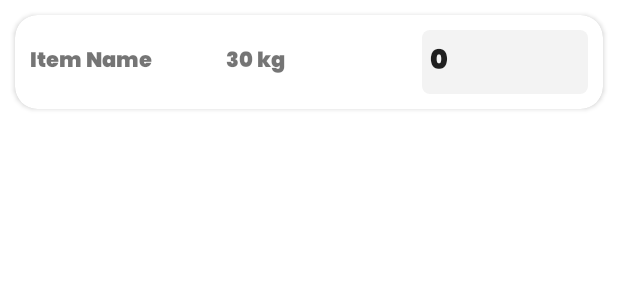
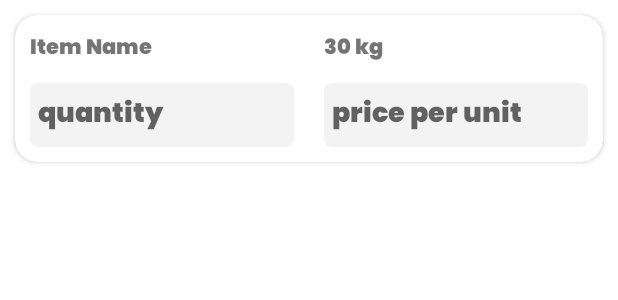
Before and after one commit to animesh288/SHG_APP, an Android app: the layout item_item.xml on its own in the app's theme, with its tools: preview values and no code run, on a phone screen of 412 x 824 dp. Shown: the top 300 px of the screen. Run offline under Robolectric (Android 15) with nearby library versions, the light colour scheme and no system bars.

Commit message:
added bidPrice

```diff
--- a/app/src/main/java/com/android/selfhelpgroup_androidapp/home/ui/HomeActivity.java
+++ b/app/src/main/java/com/android/selfhelpgroup_androidapp/home/ui/HomeActivity.java
@@ -7,6 +7,7 @@ import android.content.DialogInterface;
 import android.content.Intent;
 import android.os.Bundle;
 import android.text.method.ScrollingMovementMethod;
+import android.util.Log;
 import android.view.View;
 import android.widget.ImageView;
 import android.widget.TextView;
@@ -44,6 +45,8 @@ public class HomeActivity extends AppCompatActivity {
         initAlertDialog();
 
         initSlider();
+
+        Log.i("animesh",new SessionManager(HomeActivity.this).getToken());
 
         stock.setOnClickListener(new View.OnClickListener() {
             @Override
--- a/app/src/main/java/com/android/selfhelpgroup_androidapp/itemBid/holder/BidHolder.java
+++ b/app/src/main/java/com/android/selfhelpgroup_androidapp/itemBid/holder/BidHolder.java
@@ -14,7 +14,7 @@ import com.android.selfhelpgroup_androidapp.itemBid.listener.ItemBidListener;
 public class BidHolder extends RecyclerView.ViewHolder {
 
     public TextView itemName,itemQuantity;;
-    public EditText bidQuantity;
+    public EditText bidQuantity,bidPrice;
 
     public BidHolder(@NonNull View itemView) {
         super(itemView);
@@ -22,6 +22,7 @@ public class BidHolder extends RecyclerView.ViewHolder {
         itemName=itemView.findViewById(R.id.itemName);
         itemQuantity=itemView.findViewById(R.id.itemQuantity);
         bidQuantity=itemView.findViewById(R.id.bidQuantity);
+        bidPrice=itemView.findViewById(R.id.bidPrice);
 
 
 
--- a/app/src/main/java/com/android/selfhelpgroup_androidapp/itemBid/ui/BidActivity.java
+++ b/app/src/main/java/com/android/selfhelpgroup_androidapp/itemBid/ui/BidActivity.java
@@ -85,7 +85,7 @@ public class BidActivity extends AppCompatActivity {
         ArrayList<BidSubRequest> local=new ArrayList<>();
         for(BidSubRequest x:bidRequest.getProducts()){
             if(x.getQuantity()>0){
-                local.add(new BidSubRequest(x.getProductId(),x.getQuantity()));
+                local.add(new BidSubRequest(x.getProductId(),x.getQuantity(),x.getUnitPrice()));
             }
         }
         if(local==null || local.size()==0){
--- a/app/src/main/res/layout/activity_orders.xml
+++ b/app/src/main/res/layout/activity_orders.xml
@@ -27,7 +27,7 @@
             android:layout_height="wrap_content"
             app:layout_constraintStart_toStartOf="parent"
             app:layout_constraintEnd_toEndOf="parent"
-            android:text="ORDERS"
+            android:text="@string/order"
             app:layout_constraintTop_toTopOf="parent"
             app:layout_constraintBottom_toBottomOf="parent"
             android:textColor="@color/white"
--- a/app/src/main/res/layout/item_item.xml
+++ b/app/src/main/res/layout/item_item.xml
@@ -23,7 +23,6 @@
                 app:layout_constraintTop_toTopOf="parent"
                 android:id="@+id/itemName"
                 android:text="Item Name"
-                app:layout_constraintBottom_toBottomOf="parent"
                 app:layout_constraintEnd_toStartOf="@+id/itemQuantity"/>
 
             <TextView
@@ -31,12 +30,11 @@
                 android:layout_height="wrap_content"
                 app:layout_constraintStart_toEndOf="@id/itemName"
                 app:layout_constraintTop_toTopOf="parent"
-                app:layout_constraintEnd_toStartOf="@id/bidQuantity"
+                app:layout_constraintEnd_toEndOf="parent"
                 android:text="30 kg"
                 android:fontFamily="@font/poppins"
                 android:layout_margin="10dp"
                 android:background="@drawable/box2"
-                app:layout_constraintBottom_toBottomOf="parent"
                 android:id="@+id/itemQuantity"/>
 
             <EditText
@@ -47,14 +45,30 @@
                 android:hint="quantity"
                 android:layout_margin="10dp"
                 android:background="@drawable/box3"
-                android:text="0"
                 android:inputType="number"
                 android:padding="5dp"
+                app:layout_constraintStart_toStartOf="parent"
+                app:layout_constraintTop_toBottomOf="@id/itemName"
+                app:layout_constraintBottom_toBottomOf="parent"
+                app:layout_constraintEnd_toStartOf="@id/bidPrice"
+                />
+            <EditText
+                android:id="@+id/bidPrice"
+                android:layout_width="0dp"
+                android:layout_height="wrap_content"
+                android:fontFamily="@font/poppins"
+                android:hint="price per unit"
+                android:layout_margin="10dp"
+                android:background="@drawable/box3"
+                android:inputType="number"
+                android:padding="5dp"
+                app:layout_constraintStart_toEndOf="@id/bidQuantity"
                 app:layout_constraintEnd_toEndOf="parent"
-                app:layout_constraintStart_toEndOf="@id/itemQuantity"
-                app:layout_constraintTop_toTopOf="parent"
+                app:layout_constraintTop_toBottomOf="@id/itemName"
                 app:layout_constraintBottom_toBottomOf="parent"
                 />
+
+
 
 
 
```
Also changed, not shown: app/src/main/java/com/android/selfhelpgroup_androidapp/data/modal/BidSubRequest.java (+13 -1 lines), app/src/main/java/com/android/selfhelpgroup_androidapp/itemBid/adapter/ItemBidAdapter.java (+18 -1 lines).
